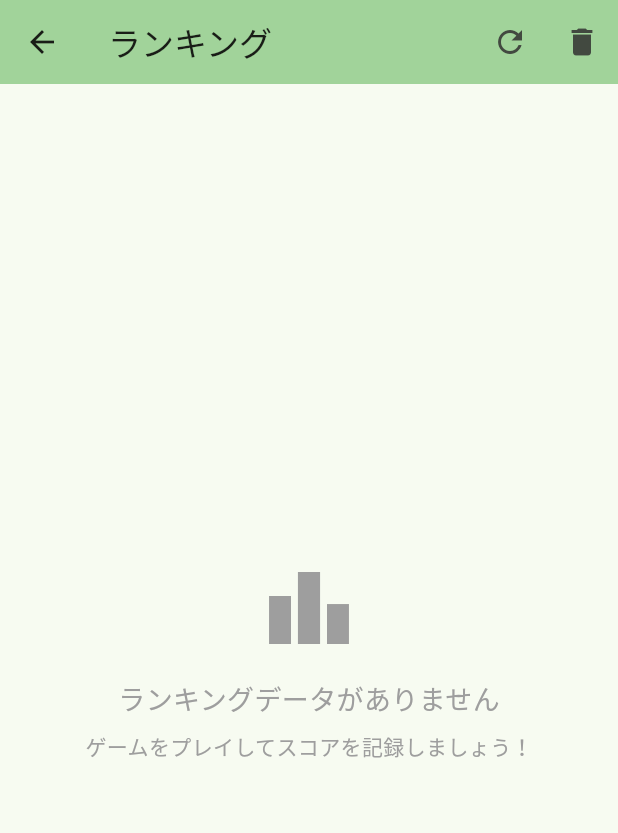
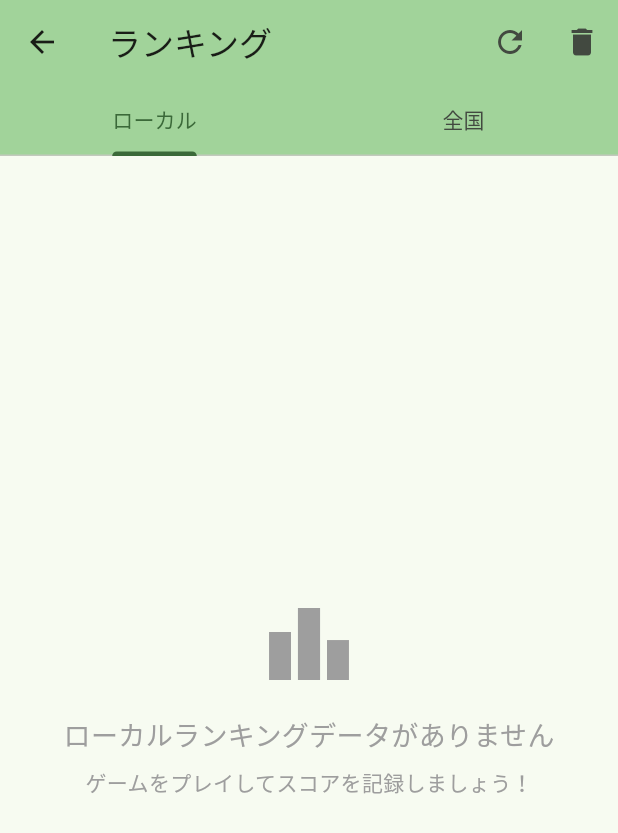
Before and after one commit to hirokiyonemori/othello_game, a Flutter app: the screen it shows after launch, after a tap on "ランキング", on a phone screen of 412 x 824 dp. Shown: the top 833 px of the screen. Run offline on Flutter 3.47's test engine with Material 3 defaults, Android fonts, the phone set to English and light mode, and no system bars; our stand-ins replace cloud_firestore, firebase_core, google_mobile_ads, shared_preferences; accounts and stored records are empty; network calls fail.

Commit message:
ビルドを通った

```diff
--- a/lib/main.dart
+++ b/lib/main.dart
@@ -6,6 +6,8 @@ import 'package:google_mobile_ads/google_mobile_ads.dart';
 import 'ad_manager.dart';
 import 'package:shared_preferences/shared_preferences.dart';
 import 'dart:convert';
+import 'package:firebase_core/firebase_core.dart';
+import 'package:cloud_firestore/cloud_firestore.dart';
 
 // ランキングエントリクラス
 class RankingEntry {
@@ -53,8 +55,8 @@ class RankingManager {
   static const String _rankingKey = 'game_ranking';
   static const int _maxEntries = 50; // 最大保存件数
 
-  // ランキングを保存
-  static Future<void> saveRanking(RankingEntry entry) async {
+  // ローカルランキングを保存
+  static Future<void> saveLocalRanking(RankingEntry entry) async {
     try {
       final prefs = await SharedPreferences.getInstance();
       List<String> rankingList = prefs.getStringList(_rankingKey) ?? [];
@@ -76,12 +78,12 @@ class RankingManager {
 
       await prefs.setStringList(_rankingKey, rankingList);
     } catch (e) {
-      print('Error saving ranking: $e');
-    }
-  }
-
-  // ランキングを読み込み
-  static Future<List<RankingEntry>> loadRanking() async {
+      print('Error saving local ranking: $e');
+    }
+  }
+
+  // ローカルランキングを読み込み
+  static Future<List<RankingEntry>> loadLocalRanking() async {
     try {
       final prefs = await SharedPreferences.getInstance();
       List<String> rankingList = prefs.getStringList(_rankingKey) ?? [];
@@ -90,18 +92,64 @@ class RankingManager {
           .map((json) => RankingEntry.fromJson(jsonDecode(json)))
           .toList();
     } catch (e) {
-      print('Error loading ranking: $e');
+      print('Error loading local ranking: $e');
       return [];
     }
   }
 
-  // ランキングをクリア
-  static Future<void> clearRanking() async {
+  // ローカルランキングをクリア
+  static Future<void> clearLocalRanking() async {
     try {
       final prefs = await SharedPreferences.getInstance();
       await prefs.remove(_rankingKey);
     } catch (e) {
-      print('Error clearing ranking: $e');
+      print('Error clearing local ranking: $e');
+    }
+  }
+
+  // 全国ランキングを保存
+  static Future<void> saveGlobalRanking(RankingEntry entry) async {
+    if (kIsWeb) return; // Webでは無効
+    try {
+      await FirebaseFirestore.instance
+          .collection('rankings')
+          .add({
+        'playerName': entry.playerName,
+        'score': entry.score,
+        'difficulty': entry.difficulty,
+        'isNPC': entry.isNPC,
+        'date': entry.date.toIso8601String(),
+        'playerWon': entry.playerWon,
+        'timestamp': FieldValue.serverTimestamp(),
+      });
+    } catch (e) {
+      print('Error saving global ranking: $e');
+    }
+  }
+
+  // 全国ランキングを読み込み
+  static Future<List<RankingEntry>> loadGlobalRanking() async {
+    if (kIsWeb) return []; // Webでは空のリストを返す
+    try {
+      final querySnapshot = await FirebaseFirestore.instance
+          .collection('rankings')
+          .orderBy('score', descending: true)
+          .limit(100)
+          .get();
+      return querySnapshot.docs.map((doc) {
+        final data = doc.data();
+        return RankingEntry(
+          playerName: data['playerName'] ?? '',
+          score: data['score'] ?? 0,
+          difficulty: data['difficulty'] ?? 1,
+          isNPC: data['isNPC'] ?? false,
+          date: DateTime.parse(data['date'] ?? DateTime.now().toIso8601String()),
+          playerWon: data['playerWon'] ?? false,
+        );
+      }).toList();
+    } catch (e) {
+      print('Error loading global ranking: $e');
+      return [];
     }
   }
 }
@@ -112,14 +160,16 @@ void main() async {
     DeviceOrientation.portraitUp,
     DeviceOrientation.portraitDown,
   ]);
-
+  // Initialize Firebase
+  if (!kIsWeb) {
+    await Firebase.initializeApp();
+  }
   // Initialize AdMob only on mobile platforms
   if (!kIsWeb) {
     await MobileAds.instance.initialize();
     await AdManager.checkAdFreeStatus();
     await AdManager.updateLaunchCount();
   }
-
   runApp(const OthelloApp());
 }
 
@@ -771,25 +821,51 @@ class RankingScreen extends StatefulWidget {
   State<RankingScreen> createState() => _RankingScreenState();
 }
 
-class _RankingScreenState extends State<RankingScreen> {
-  List<RankingEntry> _rankings = [];
+class _RankingScreenState extends State<RankingScreen> with TickerProviderStateMixin {
+  List<RankingEntry> _localRankings = [];
+  List<RankingEntry> _globalRankings = [];
   bool _isLoading = true;
+  bool _isGlobalLoading = true;
+  int _selectedTabIndex = 0;
+  late TabController _tabController;
 
   @override
   void initState() {
     super.initState();
+    _tabController = TabController(length: 2, vsync: this);
+    _tabController.addListener(() {
+      setState(() {
+        _selectedTabIndex = _tabController.index;
+      });
+    });
     _loadRankings();
   }
 
   Future<void> _loadRankings() async {
     setState(() {
       _isLoading = true;
-    });
-
-    final rankings = await RankingManager.loadRanking();
+      _isGlobalLoading = true;
+    });
+    // ローカルランキングと全国ランキングを並行して読み込み
+    await Future.wait([
+      _loadLocalRankings(),
+      _loadGlobalRankings(),
+    ]);
+  }
+
+  Future<void> _loadLocalRankings() async {
+    final rankings = await RankingManager.loadLocalRanking();
     setState(() {
-      _rankings = rankings;
+      _localRankings = rankings;
       _isLoading = false;
+    });
+  }
+
+  Future<void> _loadGlobalRankings() async {
+    final rankings = await RankingManager.loadGlobalRanking();
+    setState(() {
+      _globalRankings = rankings;
+      _isGlobalLoading = false;
     });
   }
 
@@ -805,24 +881,44 @@ class _RankingScreenState extends State<RankingScreen> {
             onPressed: _loadRankings,
             tooltip: '更新',
           ),
+          if (_selectedTabIndex == 0)
             IconButton(
               icon: const Icon(Icons.delete),
               onPressed: _showClearDialog,
-            tooltip: 'ランキングをクリア',
-          ),
-        ],
-      ),
-      body: _isLoading
-          ? const Center(child: CircularProgressIndicator())
-          : _rankings.isEmpty
-              ? const Center(
+              tooltip: 'ローカルランキングをクリア',
+            ),
+        ],
+        bottom: TabBar(
+          controller: _tabController,
+          tabs: const [
+            Tab(text: 'ローカル'),
+            Tab(text: '全国'),
+          ],
+        ),
+      ),
+      body: TabBarView(
+        controller: _tabController,
+        children: [
+          _buildLocalRankingTab(),
+          _buildGlobalRankingTab(),
+        ],
+      ),
+    );
+  }
+
+  Widget _buildLocalRankingTab() {
+    if (_isLoading) {
+      return const Center(child: CircularProgressIndicator());
+    }
+    if (_localRankings.isEmpty) {
+      return const Center(
         child: Column(
           mainAxisAlignment: MainAxisAlignment.center,
           children: [
             Icon(Icons.leaderboard, size: 64, color: Colors.grey),
             SizedBox(height: 16),
             Text(
-                        'ランキングデータがありません',
+              'ローカルランキングデータがありません',
               style: TextStyle(
                 fontSize: 18,
                 color: Colors.grey,
@@ -838,21 +934,60 @@ class _RankingScreenState extends State<RankingScreen> {
             ),
           ],
         ),
-                )
-              : ListView.builder(
+      );
+    }
+    return ListView.builder(
       padding: const EdgeInsets.all(16),
-                  itemCount: _rankings.length,
+      itemCount: _localRankings.length,
       itemBuilder: (context, index) {
-                    final entry = _rankings[index];
+        final entry = _localRankings[index];
         return _buildRankingCard(entry, index + 1);
       },
-                ),
+    );
+  }
+
+  Widget _buildGlobalRankingTab() {
+    if (_isGlobalLoading) {
+      return const Center(child: CircularProgressIndicator());
+    }
+    if (_globalRankings.isEmpty) {
+      return const Center(
+        child: Column(
+          mainAxisAlignment: MainAxisAlignment.center,
+          children: [
+            Icon(Icons.cloud, size: 64, color: Colors.grey),
+            SizedBox(height: 16),
+            Text(
+              '全国ランキングデータがありません',
+              style: TextStyle(
+                fontSize: 18,
+                color: Colors.grey,
+              ),
+            ),
+            SizedBox(height: 8),
+            Text(
+              '他のプレイヤーのスコアを確認できます',
+              style: TextStyle(
+                fontSize: 14,
+                color: Colors.grey,
+              ),
+            ),
+          ],
+        ),
+      );
+    }
+    return ListView.builder(
+      padding: const EdgeInsets.all(16),
+      itemCount: _globalRankings.length,
+      itemBuilder: (context, index) {
+        final entry = _globalRankings[index];
+        return _buildRankingCard(entry, index + 1);
+      },
     );
   }
 
   Widget _buildRankingCard(RankingEntry entry, int rank) {
     final isTop3 = rank <= 3;
-
     return Card(
       margin: const EdgeInsets.only(bottom: 8),
       child: ListTile(
@@ -921,12 +1056,18 @@ class _RankingScreenState extends State<RankingScreen> {
     }
   }
 
+  @override
+  void dispose() {
+    _tabController.dispose();
+    super.dispose();
+  }
+
   void _showClearDialog() {
     showDialog(
       context: context,
       builder: (context) => AlertDialog(
-        title: const Text('ランキングをクリア'),
-        content: const Text('すべてのランキングデータを削除しますか？\nこの操作は取り消せません。'),
+        title: const Text('ローカルランキングをクリア'),
+        content: const Text('すべてのローカルランキングデータを削除しますか？\nこの操作は取り消せません。'),
         actions: [
           TextButton(
             onPressed: () => Navigator.pop(context),
@@ -935,8 +1076,8 @@ class _RankingScreenState extends State<RankingScreen> {
           ElevatedButton(
             onPressed: () async {
               Navigator.pop(context);
-              await RankingManager.clearRanking();
-              _loadRankings();
+              await RankingManager.clearLocalRanking();
+              _loadLocalRankings();
             },
             style: ElevatedButton.styleFrom(backgroundColor: Colors.red),
             child: const Text('削除', style: TextStyle(color: Colors.white)),
@@ -1010,6 +1151,8 @@ class _OthelloGameState extends State<OthelloGame> {
         if (board[i][j] == 2) whiteScore++;
       }
     }
+    // デバッグ用：スコアをコンソールに出力
+    print('スコア更新 - 黒: $blackScore, 白: $whiteScore');
   }
 
   bool isValidMove(int row, int col) {
@@ -1086,9 +1229,6 @@ class _OthelloGameState extends State<OthelloGame> {
         } else {
           winner = '引き分け！';
         }
-
-        // ランキングを保存
-        _saveGameResult();
 
         // ゲーム終了時に広告を表示
         if (AdManager.shouldShowAds) {
@@ -1412,47 +1552,6 @@ class _OthelloGameState extends State<OthelloGame> {
       initializeBoard();
       updateScores();
     });
-  }
-
-  void _saveGameResult() async {
-    try {
-      // プレイヤー名を取得（簡易版）
-      String playerName = 'プレイヤー';
-
-      // 勝者を判定
-      bool playerWon = false;
-      if (widget.isNPC) {
-        // AI対戦の場合
-        if (widget.playerGoesFirst) {
-          // プレイヤーが黒の場合
-          playerWon = blackScore > whiteScore;
-        } else {
-          // プレイヤーが白の場合
-          playerWon = whiteScore > blackScore;
-        }
-      } else {
-        // 二人プレイの場合、黒の勝ちを記録
-        playerWon = blackScore > whiteScore;
-      }
-
-      // スコアを決定（勝者のスコア）
-      int finalScore = playerWon
-          ? (widget.playerGoesFirst ? blackScore : whiteScore)
-          : (widget.playerGoesFirst ? whiteScore : blackScore);
-
-      final entry = RankingEntry(
-        playerName: playerName,
-        score: finalScore,
-        difficulty: widget.difficulty,
-        isNPC: widget.isNPC,
-        date: DateTime.now(),
-        playerWon: playerWon,
-      );
-
-      await RankingManager.saveRanking(entry);
-    } catch (e) {
-      print('Error saving game result: $e');
-    }
   }
 
   void _showGameEndAds() {
@@ -1608,6 +1707,12 @@ class _OthelloGameState extends State<OthelloGame> {
           // スコア表示
           Container(
             padding: const EdgeInsets.all(16),
+            decoration: BoxDecoration(
+              color: Colors.grey[50],
+              border: Border(
+                bottom: BorderSide(color: Colors.grey[300]!, width: 1),
+              ),
+            ),
             child: Row(
               mainAxisAlignment: MainAxisAlignment.spaceEvenly,
               children: [
@@ -1657,12 +1762,27 @@ class _OthelloGameState extends State<OthelloGame> {
   }
 
   Widget _buildScoreCard(String player, int score, Color color) {
+    // 白の場合は背景色とテキスト色を調整して見やすくする
+    Color backgroundColor = color == Colors.white
+        ? Colors.grey[100]!
+        : color.withOpacity(0.1);
+    Color textColor = color == Colors.white
+        ? Colors.black
+        : color;
+
     return Container(
       padding: const EdgeInsets.all(16),
       decoration: BoxDecoration(
-        color: color.withOpacity(0.1),
+        color: backgroundColor,
         borderRadius: BorderRadius.circular(8),
-        border: Border.all(color: color),
+        border: Border.all(color: color, width: 2),
+        boxShadow: [
+          BoxShadow(
+            color: Colors.black.withOpacity(0.1),
+            blurRadius: 4,
+            offset: const Offset(2, 2),
+          ),
+        ],
       ),
       child: Column(
         children: [
@@ -1671,15 +1791,16 @@ class _OthelloGameState extends State<OthelloGame> {
             style: TextStyle(
               fontSize: 18,
               fontWeight: FontWeight.bold,
-              color: color,
-            ),
-          ),
+              color: textColor,
+            ),
+          ),
+          const SizedBox(height: 4),
           Text(
             '$score',
             style: TextStyle(
-              fontSize: 24,
+              fontSize: 28,
               fontWeight: FontWeight.bold,
-              color: color,
+              color: textColor,
             ),
           ),
         ],
@@ -1757,6 +1878,47 @@ class _OthelloGameState extends State<OthelloGame> {
       ),
     );
   }
+
+  void _saveGameResult() async {
+    try {
+      // プレイヤー名を取得（簡易版）
+      String playerName = 'プレイヤー';
+      // 勝者を判定
+      bool playerWon = false;
+      if (widget.isNPC) {
+        // AI対戦の場合
+        if (widget.playerGoesFirst) {
+          // プレイヤーが黒の場合
+          playerWon = blackScore > whiteScore;
+        } else {
+          // プレイヤーが白の場合
+          playerWon = whiteScore > blackScore;
+        }
+      } else {
+        // 二人プレイの場合、黒の勝ちを記録
+        playerWon = blackScore > whiteScore;
+      }
+      // スコアを決定（勝者のスコア）
+      int finalScore = playerWon
+          ? (widget.playerGoesFirst ? blackScore : whiteScore)
+          : (widget.playerGoesFirst ? whiteScore : blackScore);
+      final entry = RankingEntry(
+        playerName: playerName,
+        score: finalScore,
+        difficulty: widget.difficulty,
+        isNPC: widget.isNPC,
+        date: DateTime.now(),
+        playerWon: playerWon,
+      );
+      // ローカルランキングと全国ランキングの両方に保存
+      await Future.wait([
+        RankingManager.saveLocalRanking(entry),
+        RankingManager.saveGlobalRanking(entry),
+      ]);
+    } catch (e) {
+      print('Error saving game result: $e');
+    }
+  }
 }
 
 class MoveScore {
```
Also changed, not shown: pubspec.yaml (+32 -4 lines). Lines whose indentation alone changed are shown as unchanged.
